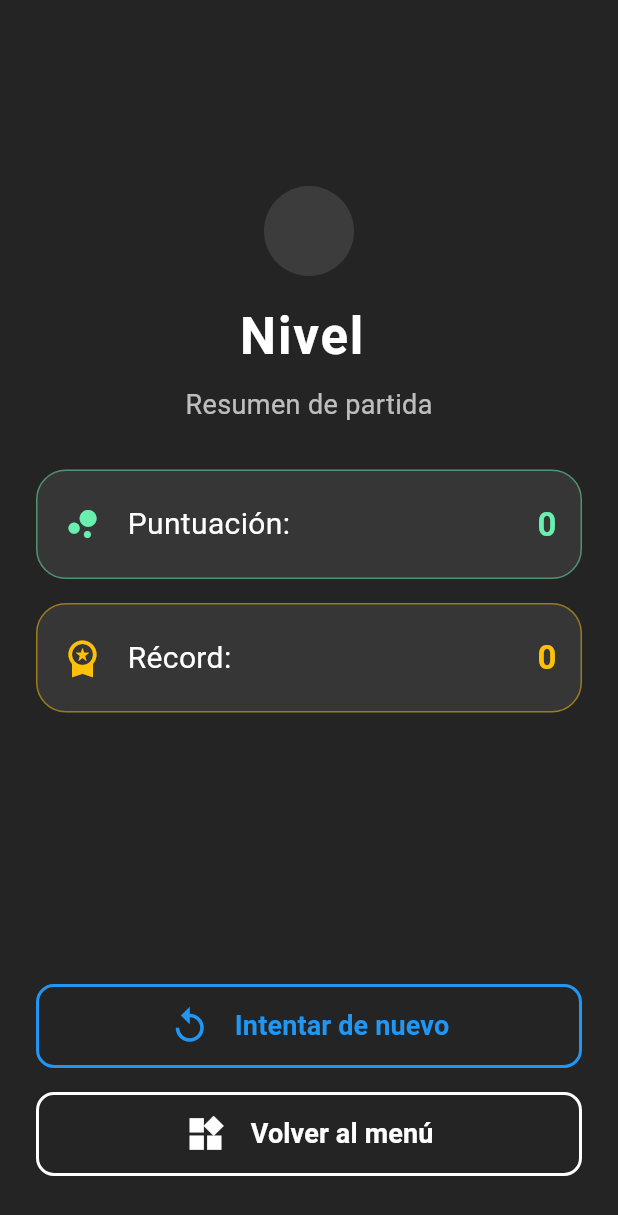
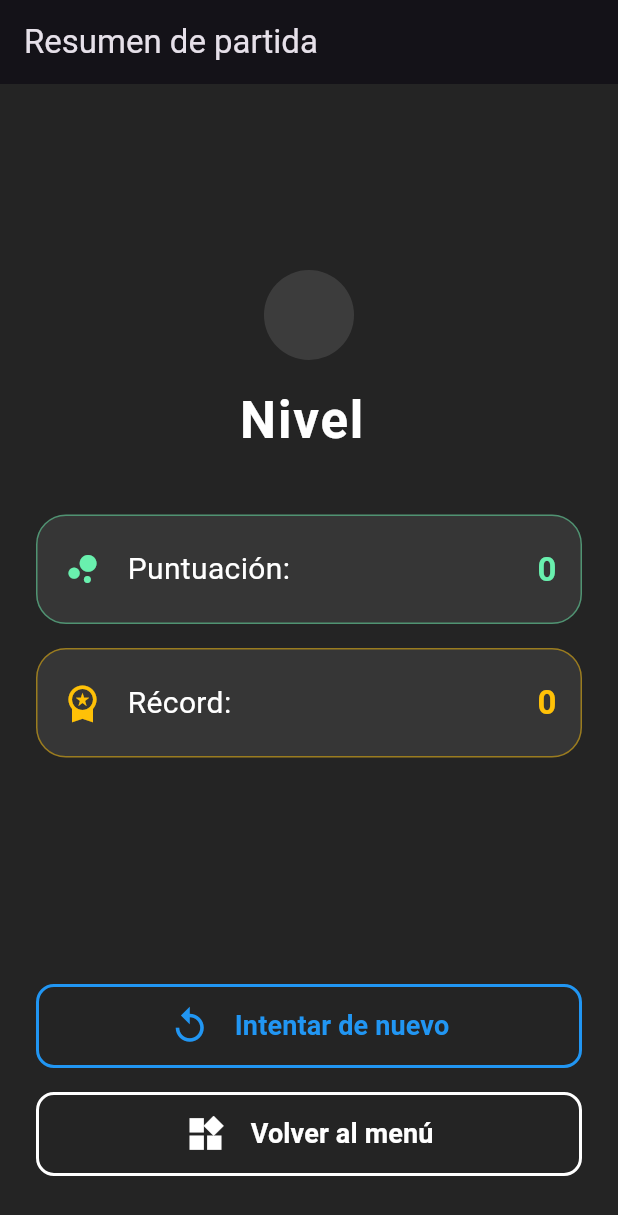
Before and after one commit to JJCD17/Color-Link, a Flutter app: the EndGameScreen screen opened directly with empty values, on a phone screen of 412 x 824 dp. Shown: the top 1215 px of the screen. Run offline on Flutter 3.47's test engine with Material 3 defaults, Android fonts, the phone set to English and light mode, and no system bars; our stand-ins replace circular_countdown_timer, font_awesome_flutter, shared_preferences; accounts and stored records are empty.

Commit message:
Se hacen cambios esteticos

```diff
--- a/lib/screens/end_game.dart
+++ b/lib/screens/end_game.dart
@@ -46,6 +46,11 @@ class _EndGameScreenState extends State<EndGameScreen> {
   @override
   Widget build(BuildContext context) {
     return Scaffold(
+      appBar: AppBar(
+        automaticallyImplyLeading: false,
+        title: const Text('Resumen de partida'),
+        elevation: 0,
+      ),
       backgroundColor: const Color.fromARGB(255, 36, 36, 36),
       body: Container(
         width: double.infinity,
@@ -83,7 +88,7 @@ class _EndGameScreenState extends State<EndGameScreen> {
                 }, Icons.replay, Colors.blue, isOutlined: true),
                 const SizedBox(height: 16),
                 _buildActionButton("Volver al menú", () {
-                  Navigator.push(
+                  Navigator.pushReplacement(
                     context,
                     MaterialPageRoute(builder: (context) => MenuScreen()),
                   );
@@ -116,13 +121,6 @@ class _EndGameScreenState extends State<EndGameScreen> {
           ),
         ),
         const SizedBox(height: 8),
-        const Text(
-          "Resumen de partida",
-          style: TextStyle(
-            color: Colors.white70,
-            fontSize: 18,
-          ),
-        ),
       ],
     );
   }
```
